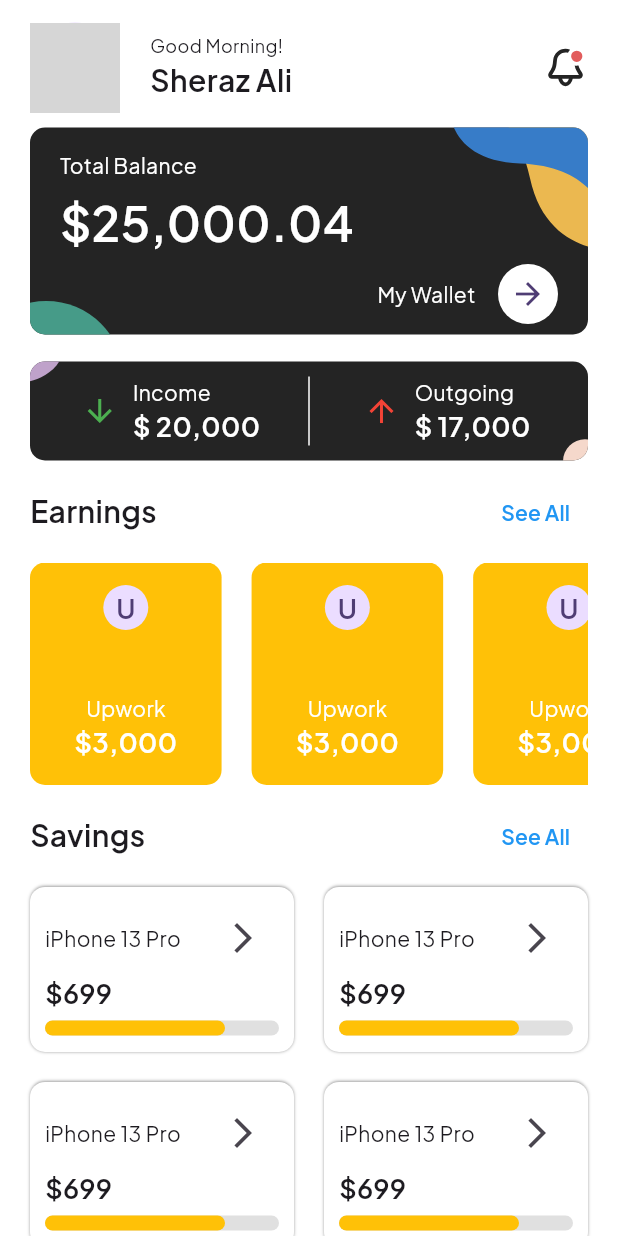
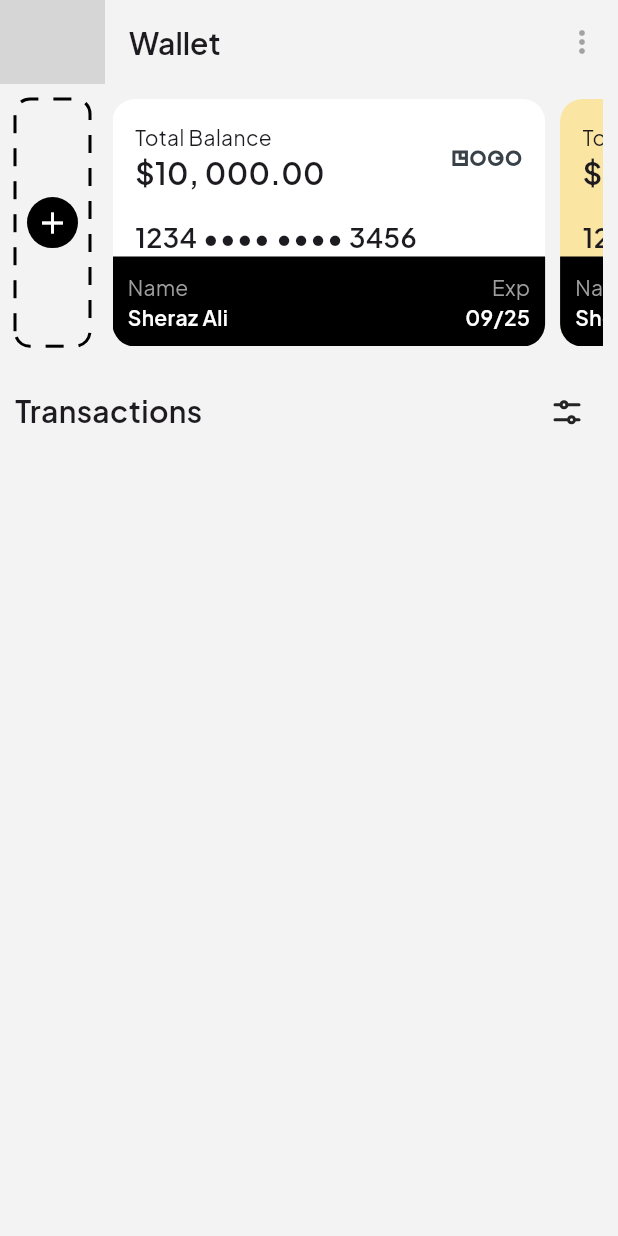
Before and after one commit to SherazAli-67/wallet-app, a Flutter app: the HomePage screen opened directly, after a tap on the "arrow forward" icon, on a phone screen of 412 x 824 dp. Run offline on Flutter 3.47's test engine with Material 3 defaults, Android fonts, the phone set to English and light mode, and no system bars; our stand-ins replace cached_network_image, flutter_svg; network calls fail; grey boxes are pictures that could not be loaded.

Commit message:
Completed Wallet Page cards

```diff
--- a/lib/src/features/home_page.dart
+++ b/lib/src/features/home_page.dart
@@ -3,6 +3,7 @@ import 'dart:math';
 import 'package:cached_network_image/cached_network_image.dart';
 import 'package:flutter/material.dart';
 import 'package:flutter_svg/flutter_svg.dart';
+import 'package:wallet_app/src/features/wallet_page.dart';
 import 'package:wallet_app/src/res/app_constants.dart';
 import 'package:wallet_app/src/res/app_icons.dart';
 import 'package:wallet_app/src/res/app_textstyles.dart';
@@ -66,7 +67,9 @@ class HomePage extends StatelessWidget{
                           Text("My Wallet", style: AppTextStyles.regularTextStyle.copyWith(color: Colors.white),),
                           CircleAvatar(
                             backgroundColor: Colors.white,
-                            child: Center(child: IconButton(onPressed: (){}, icon: Icon(Icons.arrow_forward_sharp,)),),
+                            child: Center(child: IconButton(onPressed: (){
+                              Navigator.of(context).push(MaterialPageRoute(builder: (ctx)=> WalletPage()));
+                            }, icon: Icon(Icons.arrow_forward_sharp,)),),
                           )
                         ],
                       )
--- a/lib/src/features/wallet_page.dart
+++ b/lib/src/features/wallet_page.dart
@@ -0,0 +1,182 @@
+import 'package:cached_network_image/cached_network_image.dart';
+import 'package:flutter/material.dart';
+import 'package:flutter_svg/flutter_svg.dart';
+import 'package:wallet_app/src/res/app_constants.dart';
+import 'package:wallet_app/src/res/app_icons.dart';
+import 'package:wallet_app/src/res/app_textstyles.dart';
+
+class WalletPage extends StatelessWidget{
+  const WalletPage({super.key});
+
+  @override
+  Widget build(BuildContext context) {
+    Size size = MediaQuery.of(context).size;
+    return Scaffold(
+      appBar: AppBar(
+        backgroundColor: Color(0xffF3F3F3),
+        scrolledUnderElevation: 0,
+        elevation: 0,
+        leading: CircleAvatar(
+          backgroundImage: CachedNetworkImageProvider(profileUrl),
+        ),
+        leadingWidth: 70,
+        title: Text("Wallet", style: AppTextStyles.headingTextStyle,),
+        actions: [
+          IconButton(onPressed: null, icon: Icon(Icons.more_vert_rounded,))
+        ],
+      ),
+      backgroundColor: Color(0xffF3F3F3),
+      body: SafeArea(
+        child: Padding(
+          padding: const EdgeInsets.all(10),
+          child: Column(
+            spacing: 20,
+            children: [
+              SizedBox(
+                height: size.height*0.2,
+                child: Row(
+                  spacing: 15,
+                  children: [
+                    CustomPaint(
+                      painter: DashedBorderPainter(),
+                      child: Container(
+                        width: 50,
+                        alignment: Alignment.center,
+                        child: Container(
+                          decoration: BoxDecoration(
+                            color: Colors.black,
+                            shape: BoxShape.circle,
+                          ),
+                          padding: EdgeInsets.all(5),
+                          child: Icon(
+                            Icons.add,
+                            color: Colors.white,
+                            size: 24,
+                          ),
+                        ),
+                      ),
+                    ),
+                    Expanded(child: ListView.builder(
+                      scrollDirection: Axis.horizontal,
+                        itemCount: 2,
+                        itemBuilder: (ctx, index){
+                          return Container(
+                            width: size.width*0.7,
+                            margin: EdgeInsets.only(right: 10),
+                            decoration: BoxDecoration(
+                              borderRadius: BorderRadius.circular(15),
+                              color: index == 0 ? Colors.white : Color(0xffFBE5A3)
+                            ),
+                            child: Column(
+                              crossAxisAlignment: CrossAxisAlignment.start,
+                              children: [
+                                Padding(
+                                  padding: const EdgeInsets.all(15.0),
+                                  child: Row(
+                                    mainAxisAlignment: MainAxisAlignment.spaceBetween,
+                                    children: [
+                                      Expanded(
+                                        child: Column(
+                                          crossAxisAlignment: CrossAxisAlignment.start,
+                                          children: [
+                                            Text("Total Balance", style: AppTextStyles.regularTextStyle,),
+                                            Text("\$10, 000.00", style: AppTextStyles.headingTextStyle,)
+                                          ],
+                                        ),
+                                      ),
+                                      SvgPicture.asset(AppIcons.icCardLogo,)
+                                    ],
+                                  ),
+                                ),
+                                Padding(
+                                  padding: const EdgeInsets.symmetric(horizontal: 15.0),
+                                  child: Text('1234 •••• •••• 3456', style: AppTextStyles.titleTextStyle,),
+                                ),
+                                const Spacer(),
+                                Container(
+                                  decoration: BoxDecoration(
+                                    borderRadius: BorderRadius.only(bottomLeft: Radius.circular(15), bottomRight: Radius.circular(15)),
+                                    color: Colors.black
+                                  ),
+                                  padding: EdgeInsets.all(10),
+                                  child: Row(
+                                    mainAxisAlignment: MainAxisAlignment.spaceBetween,
+                                    children: [
+                                      Column(
+                                        crossAxisAlignment: CrossAxisAlignment.start,
+                                        children: [
+                                          Text("Name", style: AppTextStyles.regularTextStyle.copyWith(color: Colors.grey),),
+                                          Text("Sheraz Ali", style: AppTextStyles.regularTextStyle.copyWith(color: Colors.white, fontWeight: FontWeight.w600),)
+                                        ],
+                                      ),
+                                      Column(
+                                        crossAxisAlignment: CrossAxisAlignment.end,
+                                        children: [
+                                          Text("Exp", style: AppTextStyles.regularTextStyle.copyWith(color: Colors.grey),),
+                                          Text("09/25", style: AppTextStyles.regularTextStyle.copyWith(color: Colors.white, fontWeight: FontWeight.w600),)
+                                        ],
+                                      )
+                                    ],
+                                  ),
+                                )
+                              ],
+                            ),
+                          );
+                        }))
+                  ],
+                ),
+              ),
+              Row(
+                mainAxisAlignment: MainAxisAlignment.spaceBetween,
+                children: [
+                  Text("Transactions", style: AppTextStyles.headingTextStyle,),
+                  IconButton(onPressed: null, icon: SvgPicture.asset(AppIcons.icFilter))
+                ],
+              )
+            ],
+          ),
+        )
+      ),
+    );
+  }
+
+}
+
+class DashedBorderPainter extends CustomPainter {
+  @override
+  void paint(Canvas canvas, Size size) {
+    final paint = Paint()
+      ..color = Colors.black
+      ..strokeWidth = 2
+      ..style = PaintingStyle.stroke;
+
+    final path = Path()
+      ..addRRect(RRect.fromRectAndRadius(
+        Rect.fromLTWH(0, 0, size.width, size.height),
+        Radius.circular(10),
+      ));
+
+    drawDashedPath(canvas, path, paint);
+  }
+
+  void drawDashedPath(Canvas canvas, Path path, Paint paint) {
+    const dashWidth = 12.0;
+    const dashSpace = 10.0;
+    final metrics = path.computeMetrics();
+
+    for (final metric in metrics) {
+      double distance = 0.0;
+      while (distance < metric.length) {
+        final len = dashWidth;
+        canvas.drawPath(
+          metric.extractPath(distance, distance + len),
+          paint,
+        );
+        distance += dashWidth + dashSpace;
+      }
+    }
+  }
+
+  @override
+  bool shouldRepaint(CustomPainter oldDelegate) => false;
+}
--- a/lib/src/res/app_icons.dart
+++ b/lib/src/res/app_icons.dart
@@ -4,4 +4,7 @@ class AppIcons {
   static const welcomePageFrontImg = 'assets/icons/welcome_page_front_img.png';
   static const icCard = 'assets/icons/ic_card.svg';
   static const icStatCard = 'assets/icons/ic_stat_card.svg';
+  static const icCardLogo = 'assets/icons/ic_card_logo.svg';
+  static const icFilter = 'assets/icons/ic_filter.svg';
+
 }
```
Also changed, not shown: assets/icons/ic_card_logo.svg (added), assets/icons/ic_filter.svg (added).
